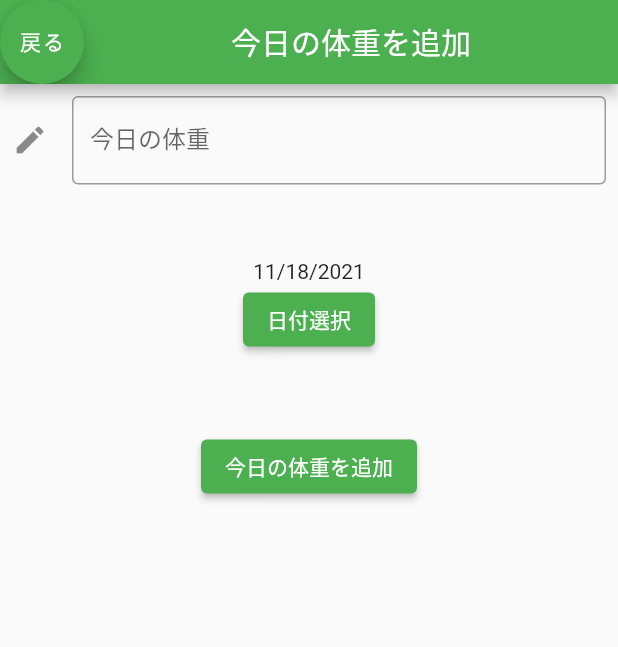
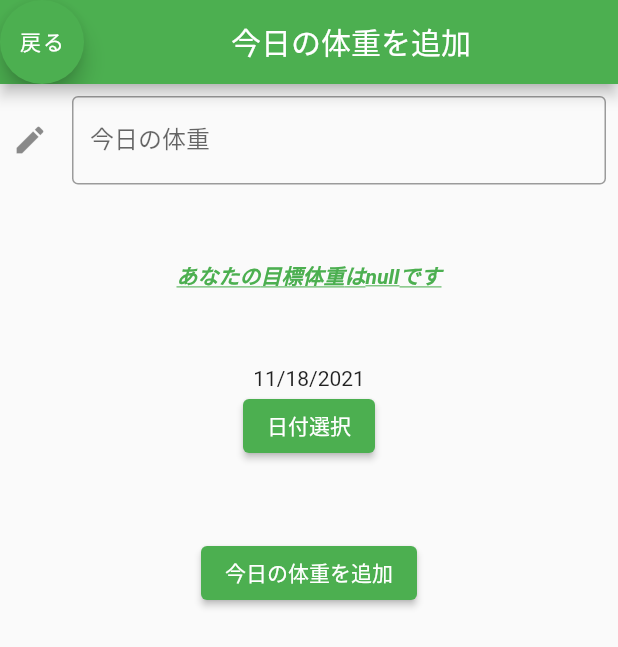
Before and after one commit to yamatku415/health_app, a Flutter app: the AddWeightPage screen opened directly, on a phone screen of 412 x 824 dp. Shown: the top 647 px of the screen. Run offline on Flutter 3.47's test engine with Material 2 defaults, Android fonts, the phone set to English and light mode, and no system bars; our stand-ins replace charts_flutter, cloud_firestore, firebase_core, flutter_slidable, shared_preferences; accounts and stored records are empty.

```diff
--- a/lib/add_weight/add_weight_page.dart
+++ b/lib/add_weight/add_weight_page.dart
@@ -1,5 +1,6 @@
 import 'package:flutter/material.dart';
 import 'package:flutter/services.dart';
+import 'package:health_app/first_forms/my_home_page.dart';
 import 'package:intl/intl.dart';
 import 'package:provider/provider.dart';
 
@@ -50,6 +51,19 @@ class _AddWeightPage extends State<AddWeightPage> {
                         children: <Widget>[
                           Center(
                               child: Text(
+                            'あなたの目標体重は${Kyouyuu.instance.ideal}です',
+                            style: TextStyle(
+                                decoration: TextDecoration.underline,
+                                fontWeight: FontWeight.bold,
+                                color: Colors.green,
+                                fontStyle: FontStyle.italic),
+                          )),
+                          Container(
+                              padding: const EdgeInsets.all(50.0),
+                              child: Column(
+                                children: <Widget>[
+                                  Center(
+                                      child: Text(
                                           "${DateFormat('MM/dd/yyyy').format(_date)}")),
                                   ElevatedButton(
                                     onPressed: () => _selectDate(context),
@@ -61,7 +75,8 @@ class _AddWeightPage extends State<AddWeightPage> {
                             onPressed: () async {
                               //処理
                               try {
-                        String date = DateFormat('MM/dd/yyyy').format(_date);
+                                String date =
+                                    DateFormat('MM/dd/yyyy').format(_date);
                                 model.date = date;
                                 await model.addWeight();
                                 //todo
@@ -69,20 +84,24 @@ class _AddWeightPage extends State<AddWeightPage> {
                                   backgroundColor: Colors.green,
                                   content: Text('追加しました'),
                                 );
-                        ScaffoldMessenger.of(context).showSnackBar(snackBar);
+                                ScaffoldMessenger.of(context)
+                                    .showSnackBar(snackBar);
                               } catch (e) {
                                 final snackBar = SnackBar(
                                   backgroundColor: Colors.green,
                                   content: Text(e.toString()),
                                 );
-                        ScaffoldMessenger.of(context).showSnackBar(snackBar);
+                                ScaffoldMessenger.of(context)
+                                    .showSnackBar(snackBar);
                               }
                             },
                             child: Text('今日の体重を追加'),
                           )
                         ],
                       ),
-            );
+                    ),
+                  ],
+                ));
           }),
         ),
       ),
```
Also changed, not shown: lib/edit_weight/edit_weight_page.dart (+25 -7 lines), lib/line_grahp/graph_page.dart (+33 -4 lines). Lines whose indentation alone changed are shown as unchanged.
